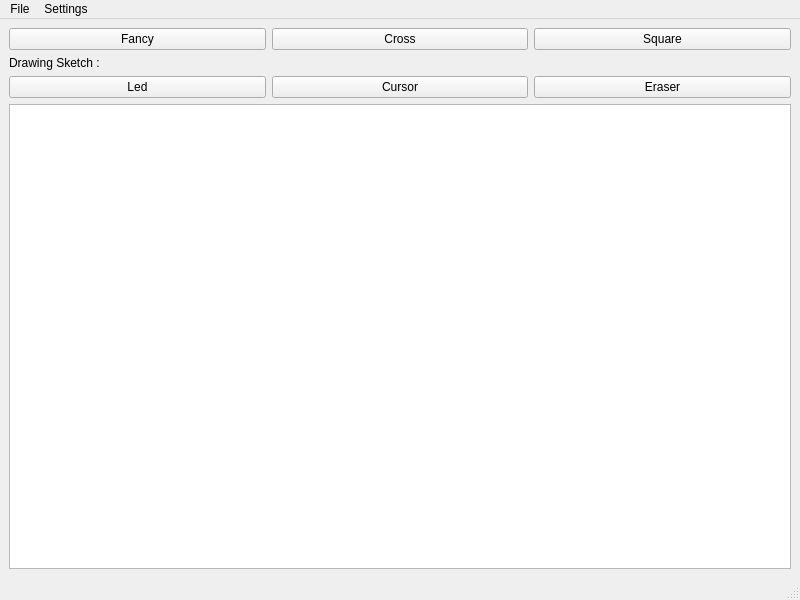
Before: the Qt Designer form Modules/Screens/mainwindow.ui in harunresit/Led-Array-Manager-V1.0, drawn with Qt 5.
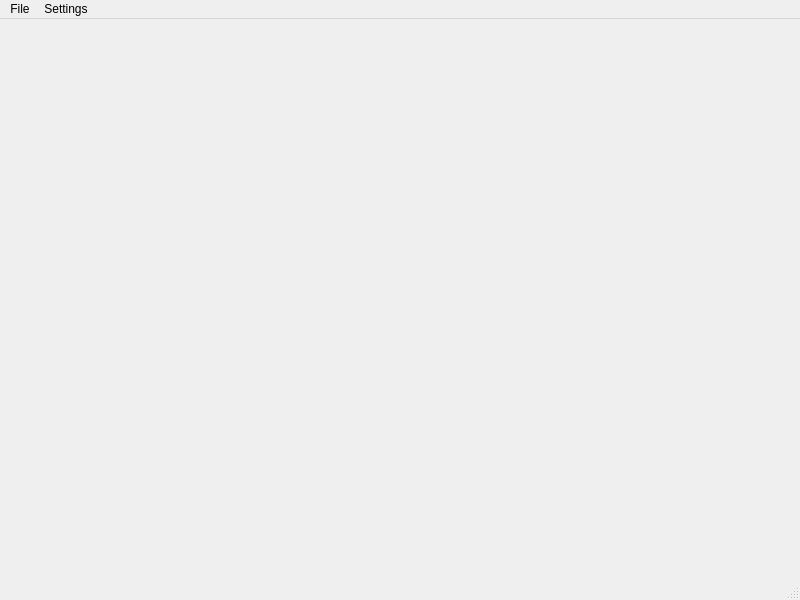
After: the same form once the commit is applied.

```diff
--- a/Modules/Screens/mainwindow.ui
+++ b/Modules/Screens/mainwindow.ui
@@ -14,76 +14,7 @@
    <string>Led Array Manager V1.0</string>
   </property>
   <widget class="QWidget" name="centralwidget">
-   <layout class="QGridLayout" name="gridLayout">
-    <item row="1" column="0">
-     <layout class="QHBoxLayout" name="horizontalLayout_2">
-      <item>
-       <layout class="QVBoxLayout" name="verticalLayout">
-        <item>
-         <widget class="QLabel" name="label">
-          <property name="text">
-           <string>Drawing Sketch :</string>
-          </property>
-         </widget>
-        </item>
-        <item>
-         <layout class="QHBoxLayout" name="horizontalLayout_3">
-          <item>
-           <widget class="QPushButton" name="pushButton_5">
-            <property name="text">
-             <string>Led</string>
-            </property>
-           </widget>
-          </item>
-          <item>
-           <widget class="QPushButton" name="pushButton_4">
-            <property name="text">
-             <string>Cursor</string>
-            </property>
-           </widget>
-          </item>
-          <item>
-           <widget class="QPushButton" name="pushButton_6">
-            <property name="text">
-             <string>Eraser</string>
-            </property>
-           </widget>
-          </item>
-         </layout>
-        </item>
-        <item>
-         <widget class="QGraphicsView" name="sketchgraphicsView"/>
-        </item>
-       </layout>
-      </item>
-     </layout>
-    </item>
-    <item row="0" column="0">
-     <layout class="QHBoxLayout" name="horizontalLayout">
-      <item>
-       <widget class="QPushButton" name="pushButton">
-        <property name="text">
-         <string>Fancy</string>
-        </property>
-       </widget>
-      </item>
-      <item>
-       <widget class="QPushButton" name="pushButton_2">
-        <property name="text">
-         <string>Cross</string>
-        </property>
-       </widget>
-      </item>
-      <item>
-       <widget class="QPushButton" name="pushButton_3">
-        <property name="text">
-         <string>Square</string>
-        </property>
-       </widget>
-      </item>
-     </layout>
-    </item>
-   </layout>
+   <layout class="QGridLayout" name="gridLayout"/>
   </widget>
   <widget class="QStatusBar" name="statusbar"/>
   <widget class="QMenuBar" name="menubar">
```
